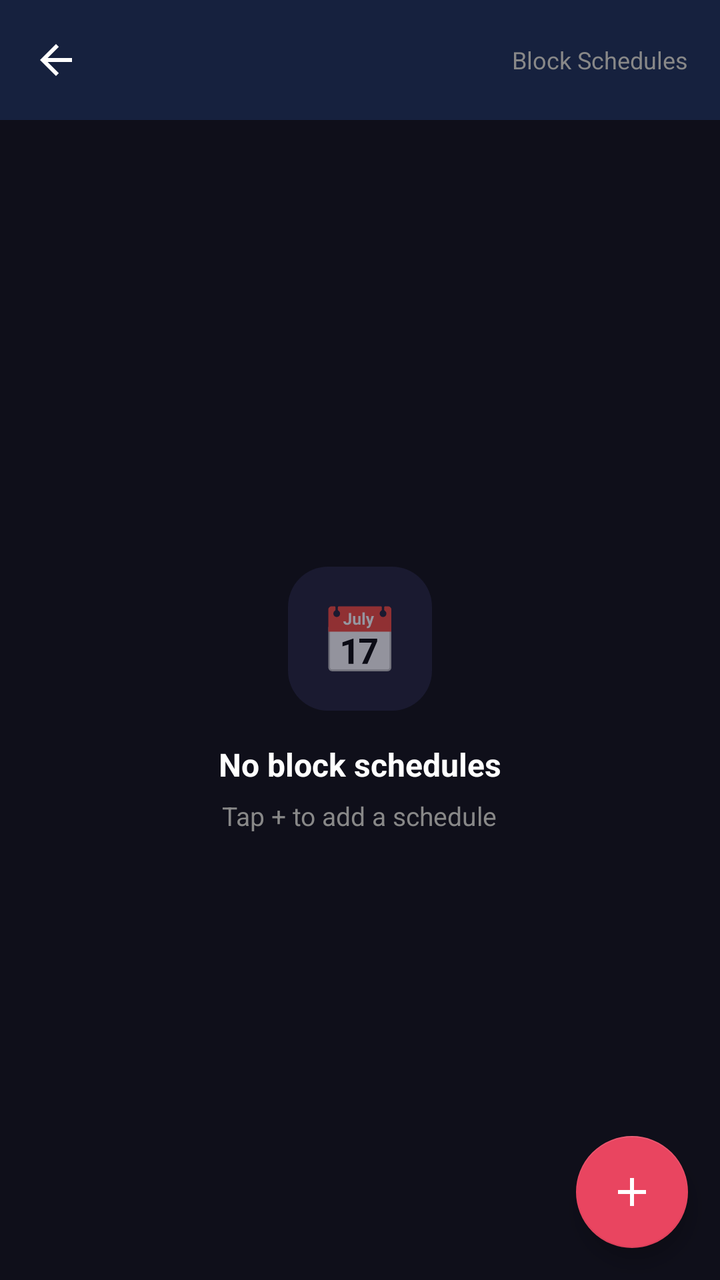
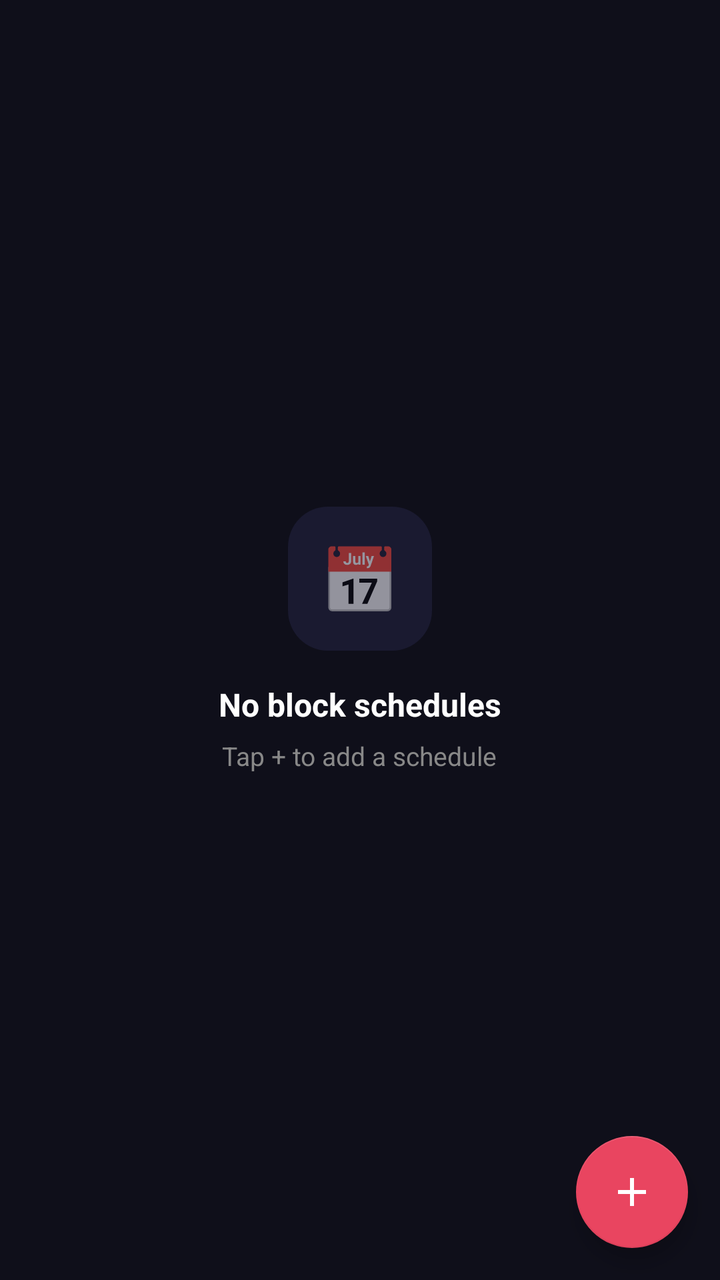

Compare the two renders of this Android layout. The source of the first and the diff that turns it into the second are given below.
<!-- AndroidManifest.xml: application theme Theme.ITNSecureBrowser -->
<!-- res/layout/activity_site_schedules.xml -->
<?xml version="1.0" encoding="utf-8"?>
<FrameLayout xmlns:android="http://schemas.android.com/apk/res/android"
    xmlns:app="http://schemas.android.com/apk/res-auto"
    android:layout_width="match_parent"
    android:layout_height="match_parent"
    android:background="@color/bg_page">

    <LinearLayout
        android:layout_width="match_parent"
        android:layout_height="match_parent"
        android:orientation="vertical">

        
        <LinearLayout
            android:layout_width="match_parent"
            android:layout_height="60dp"
            android:orientation="horizontal"
            android:background="@color/bg_toolbar"
            android:gravity="center_vertical"
            android:paddingStart="4dp"
            android:paddingEnd="16dp">

            <ImageButton
                android:id="@+id/btnBack"
                android:layout_width="48dp"
                android:layout_height="48dp"
                android:src="@drawable/ic_back"
                android:background="?attr/selectableItemBackgroundBorderless"
                android:padding="12dp"
                android:contentDescription="@string/cd_back" />

            <LinearLayout
                android:layout_width="0dp"
                android:layout_height="wrap_content"
                android:layout_weight="1"
                android:orientation="vertical"
                android:paddingStart="4dp">

                <TextView
                    android:id="@+id/headerDomain"
                    android:layout_width="wrap_content"
                    android:layout_height="wrap_content"
                    android:textColor="@color/text_primary"
                    android:textSize="16sp"
                    android:textStyle="bold"
                    android:fontFamily="monospace" />

                <TextView
                    android:id="@+id/headerLimit"
                    android:layout_width="wrap_content"
                    android:layout_height="wrap_content"
                    android:textColor="@color/text_secondary"
                    android:textSize="12sp"
                    android:paddingTop="2dp" />
            </LinearLayout>

            <TextView
                android:layout_width="wrap_content"
                android:layout_height="wrap_content"
                android:text="@string/block_schedules_label"
                android:textColor="@color/text_secondary"
                android:textSize="12sp" />
        </LinearLayout>

        
        <LinearLayout
            android:id="@+id/emptyState"
            android:layout_width="match_parent"
            android:layout_height="0dp"
            android:layout_weight="1"
            android:orientation="vertical"
            android:gravity="center"
            android:visibility="visible">

            <FrameLayout
                android:layout_width="72dp"
                android:layout_height="72dp"
                android:background="@drawable/bg_empty_state_card"
                android:layout_marginBottom="16dp">

                <TextView
                    android:layout_width="wrap_content"
                    android:layout_height="wrap_content"
                    android:text="📅"
                    android:textSize="32sp"
                    android:layout_gravity="center" />
            </FrameLayout>

            <TextView
                android:layout_width="wrap_content"
                android:layout_height="wrap_content"
                android:text="@string/no_schedules"
                android:textColor="@color/text_primary"
                android:textSize="16sp"
                android:textStyle="bold" />

            <TextView
                android:layout_width="wrap_content"
                android:layout_height="wrap_content"
                android:text="@string/tap_plus_to_add_schedule"
                android:textColor="@color/text_secondary"
                android:textSize="13sp"
                android:paddingTop="6dp" />
        </LinearLayout>

        
        <androidx.recyclerview.widget.RecyclerView
            android:id="@+id/schedulesList"
            android:layout_width="match_parent"
            android:layout_height="0dp"
            android:layout_weight="1"
            android:visibility="gone"
            android:clipToPadding="false"
            android:paddingTop="8dp"
            android:paddingBottom="88dp" />

    </LinearLayout>

    
    <com.google.android.material.floatingactionbutton.FloatingActionButton
        android:id="@+id/fabAddSchedule"
        android:layout_width="wrap_content"
        android:layout_height="wrap_content"
        android:layout_gravity="bottom|end"
        android:layout_margin="16dp"
        android:src="@drawable/ic_add"
        android:contentDescription="@string/cd_add_schedule"
        app:backgroundTint="@color/accent"
        app:tint="@color/text_primary"
        app:shapeAppearanceOverlay="@style/ShapeAppearanceOverlay.FAB" />

</FrameLayout>
<!-- resources referenced by this layout -->
<resources>
  <color name="accent">#E94560</color>
  <color name="bg_page">#0F0F1A</color>
  <color name="bg_toolbar">#16213E</color>
  <color name="text_primary">#FFFFFF</color>
  <color name="text_secondary">#888888</color>
  <!-- drawable bg_empty_state_card (drawable) -->
  <?xml version="1.0" encoding="utf-8"?>
  <shape xmlns:android="http://schemas.android.com/apk/res/android"
      android:shape="rectangle">
      <corners android:radius="20dp" />
      <solid android:color="@color/empty_icon_bg" />
  </shape>
  <!-- drawable ic_add (drawable) -->
  <vector xmlns:android="http://schemas.android.com/apk/res/android"
      android:width="24dp"
      android:height="24dp"
      android:viewportWidth="24"
      android:viewportHeight="24">
      <path
          android:fillColor="#FFFFFF"
          android:pathData="M19,13h-6v6h-2v-6H5v-2h6V5h2v6h6v2z" />
  </vector>
  <!-- drawable ic_back (drawable) -->
  <vector xmlns:android="http://schemas.android.com/apk/res/android"
      android:width="24dp"
      android:height="24dp"
      android:viewportWidth="24"
      android:viewportHeight="24">
      <path
          android:fillColor="#FFFFFF"
          android:pathData="M20,11H7.83l5.59,-5.59L12,4l-8,8 8,8 1.41,-1.41L7.83,13H20v-2z" />
  </vector>
  <string name="block_schedules_label">Block Schedules</string>
  <string name="cd_add_schedule">Add schedule</string>
  <string name="cd_back">Back</string>
  <string name="no_schedules">No block schedules</string>
  <string name="tap_plus_to_add_schedule">Tap + to add a schedule</string>
  <style name="ShapeAppearanceOverlay.FAB" parent="">
          <item name="cornerSize">50%</item>
      </style>
  <style name="Theme.ITNSecureBrowser" parent="Theme.MaterialComponents.DayNight.NoActionBar">
          <item name="colorPrimary">@color/tab_active</item>
          <item name="colorPrimaryVariant">@color/bg_tab_bar</item>
          <item name="colorOnPrimary">@color/text_primary</item>
          <item name="colorSecondary">@color/accent</item>
          <item name="colorOnSecondary">@color/text_primary</item>
          <item name="android:windowBackground">@color/bg_toolbar</item>
          <item name="android:statusBarColor">@color/bg_tab_bar</item>
          <item name="android:navigationBarColor">@color/bg_tab_bar</item>
          <item name="android:windowLightStatusBar">false</item>
      </style>
  <color name="empty_icon_bg">#1A1A30</color>
  <color name="tab_active">#0F3460</color>
  <color name="bg_tab_bar">#1A1A2E</color>
</resources>

<!-- the commit's change to res/layout/activity_site_schedules.xml (unified diff, before → after) -->
@@ -3,118 +3,57 @@
     xmlns:app="http://schemas.android.com/apk/res-auto"
     android:layout_width="match_parent"
     android:layout_height="match_parent"
-    android:background="@color/bg_page">
+    android:background="#0F0F1A">
 
+    
     <LinearLayout
+        android:id="@+id/emptyState"
         android:layout_width="match_parent"
         android:layout_height="match_parent"
-        android:orientation="vertical">
+        android:orientation="vertical"
+        android:gravity="center"
+        android:visibility="visible">
 
-        
-        <LinearLayout
-            android:layout_width="match_parent"
-            android:layout_height="60dp"
-            android:orientation="horizontal"
-            android:background="@color/bg_toolbar"
-            android:gravity="center_vertical"
-            android:paddingStart="4dp"
-            android:paddingEnd="16dp">
-
-            <ImageButton
-                android:id="@+id/btnBack"
-                android:layout_width="48dp"
-                android:layout_height="48dp"
-                android:src="@drawable/ic_back"
-                android:background="?attr/selectableItemBackgroundBorderless"
-                android:padding="12dp"
-                android:contentDescription="@string/cd_back" />
-
-            <LinearLayout
-                android:layout_width="0dp"
-                android:layout_height="wrap_content"
-                android:layout_weight="1"
-                android:orientation="vertical"
-                android:paddingStart="4dp">
-
-                <TextView
-                    android:id="@+id/headerDomain"
-                    android:layout_width="wrap_content"
-                    android:layout_height="wrap_content"
-                    android:textColor="@color/text_primary"
-                    android:textSize="16sp"
-                    android:textStyle="bold"
-                    android:fontFamily="monospace" />
-
-                <TextView
-                    android:id="@+id/headerLimit"
-                    android:layout_width="wrap_content"
-                    android:layout_height="wrap_content"
-                    android:textColor="@color/text_secondary"
-                    android:textSize="12sp"
-                    android:paddingTop="2dp" />
-            </LinearLayout>
+        <FrameLayout
+            android:layout_width="72dp"
+            android:layout_height="72dp"
+            android:background="@drawable/bg_empty_state_card"
+            android:layout_marginBottom="16dp">
 
             <TextView
                 android:layout_width="wrap_content"
                 android:layout_height="wrap_content"
-                android:text="@string/block_schedules_label"
-                android:textColor="@color/text_secondary"
-                android:textSize="12sp" />
-        </LinearLayout>
+                android:text="📅"
+                android:textSize="32sp"
+                android:layout_gravity="center" />
+        </FrameLayout>
 
-        
-        <LinearLayout
-            android:id="@+id/emptyState"
-            android:layout_width="match_parent"
-            android:layout_height="0dp"
-            android:layout_weight="1"
-            android:orientation="vertical"
-            android:gravity="center"
-            android:visibility="visible">
+        <TextView
+            android:layout_width="wrap_content"
+            android:layout_height="wrap_content"
+            android:text="@string/no_schedules"
+            android:textColor="@color/text_primary"
+            android:textSize="@dimen/text_sm"
+            android:textStyle="bold" />
 
-            <FrameLayout
-                android:layout_width="72dp"
-                android:layout_height="72dp"
-                android:background="@drawable/bg_empty_state_card"
-                android:layout_marginBottom="16dp">
+        <TextView
+            android:layout_width="wrap_content"
+            android:layout_height="wrap_content"
+            android:text="@string/tap_plus_to_add_schedule"
+            android:textColor="@color/text_secondary"
+            android:textSize="13sp"
+            android:paddingTop="6dp" />
+    </LinearLayout>
 
-                <TextView
-                    android:layout_width="wrap_content"
-                    android:layout_height="wrap_content"
-                    android:text="📅"
-                    android:textSize="32sp"
-                    android:layout_gravity="center" />
-            </FrameLayout>
-
-            <TextView
-                android:layout_width="wrap_content"
-                android:layout_height="wrap_content"
-                android:text="@string/no_schedules"
-                android:textColor="@color/text_primary"
-                android:textSize="16sp"
-                android:textStyle="bold" />
-
-            <TextView
-                android:layout_width="wrap_content"
-                android:layout_height="wrap_content"
-                android:text="@string/tap_plus_to_add_schedule"
-                android:textColor="@color/text_secondary"
-                android:textSize="13sp"
-                android:paddingTop="6dp" />
-        </LinearLayout>
-
-        
-        <androidx.recyclerview.widget.RecyclerView
-            android:id="@+id/schedulesList"
-            android:layout_width="match_parent"
-            android:layout_height="0dp"
-            android:layout_weight="1"
-            android:visibility="gone"
-            android:clipToPadding="false"
-            android:paddingTop="8dp"
-            android:paddingBottom="88dp" />
-
-    </LinearLayout>
+    
+    <androidx.recyclerview.widget.RecyclerView
+        android:id="@+id/schedulesList"
+        android:layout_width="match_parent"
+        android:layout_height="match_parent"
+        android:visibility="gone"
+        android:clipToPadding="false"
+        android:paddingTop="8dp"
+        android:paddingBottom="88dp" />
 
     
     <com.google.android.material.floatingactionbutton.FloatingActionButton
<!-- resource entries referenced after the edit -->
@@ -1,10 +1,10 @@
 <!-- resources referenced by this layout -->
 <resources>
   <color name="accent">#E94560</color>
-  <color name="bg_page">#0F0F1A</color>
   <color name="bg_toolbar">#16213E</color>
   <color name="text_primary">#FFFFFF</color>
   <color name="text_secondary">#888888</color>
+  <dimen name="text_sm">16sp</dimen>
   <!-- drawable bg_empty_state_card (drawable) -->
   <?xml version="1.0" encoding="utf-8"?>
   <shape xmlns:android="http://schemas.android.com/apk/res/android"
@@ -22,19 +22,7 @@
           android:fillColor="#FFFFFF"
           android:pathData="M19,13h-6v6h-2v-6H5v-2h6V5h2v6h6v2z" />
   </vector>
-  <!-- drawable ic_back (drawable) -->
-  <vector xmlns:android="http://schemas.android.com/apk/res/android"
-      android:width="24dp"
-      android:height="24dp"
-      android:viewportWidth="24"
-      android:viewportHeight="24">
-      <path
-          android:fillColor="#FFFFFF"
-          android:pathData="M20,11H7.83l5.59,-5.59L12,4l-8,8 8,8 1.41,-1.41L7.83,13H20v-2z" />
-  </vector>
-  <string name="block_schedules_label">Block Schedules</string>
   <string name="cd_add_schedule">Add schedule</string>
-  <string name="cd_back">Back</string>
   <string name="no_schedules">No block schedules</string>
   <string name="tap_plus_to_add_schedule">Tap + to add a schedule</string>
   <style name="ShapeAppearanceOverlay.FAB" parent="">
